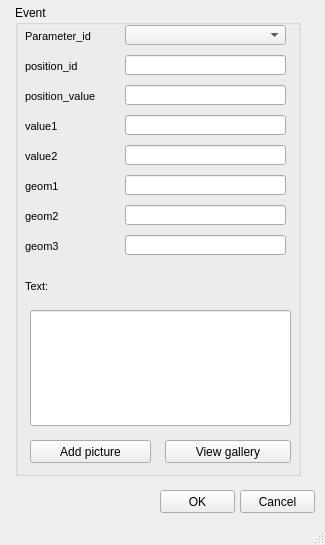
Before: the Qt Designer form ui/event_ud_arc_rehabit.ui in Giswater/giswater_qgis_plugin, drawn with Qt 5.
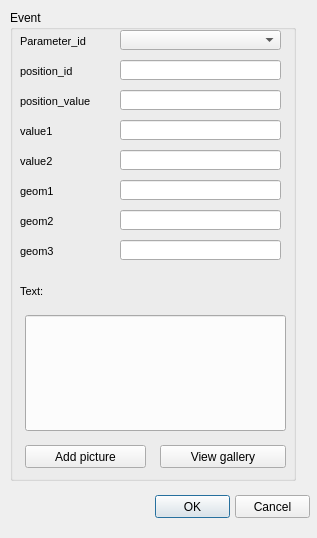
After: the same form once the commit is applied.

Diff of the .ui file:
```diff
--- a/ui/event_ud_arc_rehabit.ui
+++ b/ui/event_ud_arc_rehabit.ui
@@ -1,24 +1,39 @@
 <?xml version="1.0" encoding="UTF-8"?>
 <ui version="4.0">
- <class>MainWindow</class>
- <widget class="QMainWindow" name="MainWindow">
+ <class>Dialog</class>
+ <widget class="QDialog" name="Dialog">
   <property name="geometry">
    <rect>
     <x>0</x>
     <y>0</y>
-    <width>325</width>
-    <height>545</height>
+    <width>317</width>
+    <height>538</height>
    </rect>
   </property>
   <property name="windowTitle">
    <string>MainWindow</string>
   </property>
-  <widget class="QWidget" name="centralwidget">
+  <widget class="QLineEdit" name="flexunion_code_8">
+   <property name="geometry">
+    <rect>
+     <x>25</x>
+     <y>315</y>
+     <width>261</width>
+     <height>116</height>
+    </rect>
+   </property>
+   <property name="text">
+    <string/>
+   </property>
+   <property name="frame">
+    <bool>true</bool>
+   </property>
+  </widget>
    <widget class="QPushButton" name="pushButton_2">
     <property name="geometry">
      <rect>
-      <x>160</x>
-      <y>490</y>
+     <x>155</x>
+     <y>495</y>
       <width>75</width>
       <height>23</height>
      </rect>
@@ -30,8 +45,8 @@
    <widget class="QPushButton" name="pushButton_3">
     <property name="geometry">
      <rect>
-      <x>240</x>
-      <y>490</y>
+     <x>235</x>
+     <y>495</y>
       <width>75</width>
       <height>23</height>
      </rect>
@@ -40,11 +55,11 @@
      <string>Cancel</string>
     </property>
    </widget>
-   <widget class="QGroupBox" name="groupBox">
+  <widget class="QGroupBox" name="text">
     <property name="geometry">
      <rect>
-      <x>15</x>
-      <y>5</y>
+     <x>10</x>
+     <y>10</y>
       <width>286</width>
       <height>471</height>
      </rect>
@@ -511,24 +526,6 @@
      </property>
     </widget>
    </widget>
-   <widget class="QLineEdit" name="flexunion_code_8">
-    <property name="geometry">
-     <rect>
-      <x>30</x>
-      <y>310</y>
-      <width>261</width>
-      <height>116</height>
-     </rect>
-    </property>
-    <property name="text">
-     <string/>
-    </property>
-    <property name="frame">
-     <bool>true</bool>
-    </property>
-   </widget>
-  </widget>
-  <widget class="QStatusBar" name="statusbar"/>
  </widget>
  <resources/>
  <connections/>
```
Left out of the diff: 18 changed lines with no effect on the pictures. Lines whose indentation alone changed are shown as unchanged.
